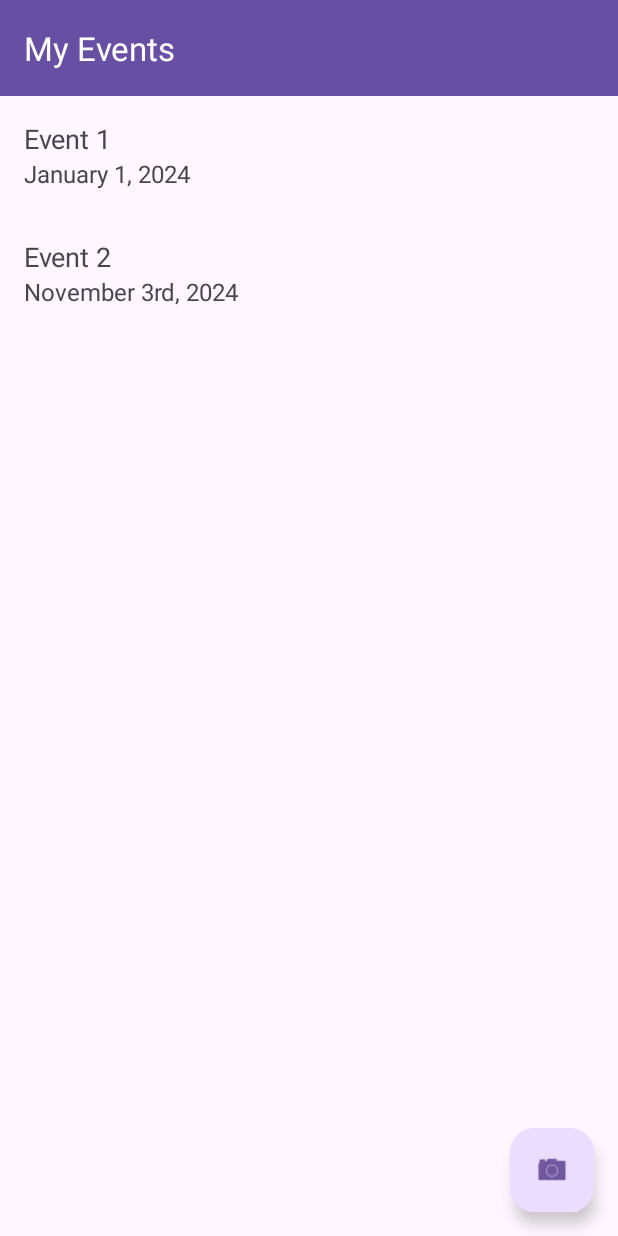
After one commit to CMPUT301W24T57/holos-Project, an Android app: the AttendeeDashboardActivity screen opened directly, with no data from a screen before it, on a phone screen of 412 x 824 dp. The commit adds this screen. Run offline under Robolectric (Android 15) with nearby library versions, the phone set to English and light mode, and no system bars.

Commit message:
Attendee Dashboard + Documentation
Created a VERY BASIC version of the attendee dashboard, as well as added documentation to the top of each java file.

```diff
--- a/HolosProject/app/src/main/AndroidManifest.xml
+++ b/HolosProject/app/src/main/AndroidManifest.xml
@@ -25,9 +25,12 @@
                 <category android:name="android.intent.category.LAUNCHER" />
             </intent-filter>
         </activity>
-
         <!-- Declare FirstTimeProfileCreationActivity -->
         <activity android:name=".FirstTimeProfileCreationActivity" >
+        </activity>
+
+        <!-- Declare AttendeeDashboardActivity -->
+        <activity android:name=".AttendeeDashboardActivity" >
         </activity>
 
 
--- /dev/null
+++ b/HolosProject/app/src/main/java/com/example/holosproject/AttendeeDashboardActivity.java
@@ -0,0 +1,49 @@
+package com.example.holosproject;
+
+import android.os.Bundle;
+
+import androidx.annotation.Nullable;
+import androidx.appcompat.app.AppCompatActivity;
+import androidx.recyclerview.widget.LinearLayoutManager;
+import androidx.recyclerview.widget.RecyclerView;
+
+import java.util.ArrayList;
+import java.util.List;
+
+/**
+ * FileName: AttendeeDashboardActivity
+ * Description: This is the logic for the AttendeeDashboard activity. It contains the logic for displaying the RecyclerView, which is the current implemented view for the
+ * list of events. This is where the click listeners for the different sections of this screen will go. (The QR Code, Each Event, the Hamburger pop out menu, etc.)
+
+ * Associated with the item_attendee_dashboard.xml layout, and the activity_attendee_dashboard.xml layout.
+ **/
+
+public class AttendeeDashboardActivity extends AppCompatActivity {
+
+    // Using a RecyclerView to display all of the Events our user is currently enrolled in
+    private RecyclerView eventsRecyclerView;
+    private AttendeeDashboardEventsAdapter eventsAdapter;
+    private List<Event> eventList = new ArrayList<>(); // This is the data source
+
+    @Override
+    protected void onCreate(@Nullable Bundle savedInstanceState) {
+        super.onCreate(savedInstanceState);
+        setContentView(R.layout.activity_attendee_dashboard);
+
+        // Sample data
+        eventList.add(new Event("Event 1", "January 1, 2024"));
+        eventList.add(new Event("Event 2", "November 3rd, 2024"));
+
+        // Setting up the RecyclerView
+        // Most of the code for this is found within the AttendeeDashboardEventsActivity file
+        eventsRecyclerView = findViewById(R.id.eventsRecyclerView);
+        eventsRecyclerView.setLayoutManager(new LinearLayoutManager(this));
+        eventsAdapter = new AttendeeDashboardEventsAdapter(eventList);
+        eventsRecyclerView.setAdapter(eventsAdapter);
+
+    }
+
+    // TODO: Create click listener for QR Code Button, change the icon to a QR code instead of a camera.
+
+    // TODO: Create the Hamburger Menu pop out on the top right (refer to UI Mockups)
+}
--- /dev/null
+++ b/HolosProject/app/src/main/java/com/example/holosproject/AttendeeDashboardEventsAdapter.java
@@ -0,0 +1,58 @@
+package com.example.holosproject;
+
+import android.view.LayoutInflater;
+import android.view.View;
+import android.view.ViewGroup;
+import android.widget.TextView;
+
+import androidx.annotation.NonNull;
+import androidx.recyclerview.widget.RecyclerView;
+
+import java.util.List;
+
+/**
+ * FileName: AttendeeDashboardEventsAdapter
+ * Description: This is the adapter for the RecyclerView that we use to display Events within the Attendee Dashboard. It will display all events the User is currently enrolled in.
+ * To be honest, I don't understand how most of it works myself, i copied most of the logic from when I used it for the solo project.
+ *  RecyclerView is nice because we can customize it lots, but its a bit of a pain to set up. Luckily I already did that :)
+
+ * Associated with the tem_attendee_dashboard.xml layout.
+ **/
+
+public class AttendeeDashboardEventsAdapter extends RecyclerView.Adapter<AttendeeDashboardEventsAdapter.EventViewHolder>  {
+    private List<Event> eventList;
+
+    public AttendeeDashboardEventsAdapter(List<Event> eventList) {
+        this.eventList = eventList;
+    }
+
+    @NonNull
+    @Override
+    public EventViewHolder onCreateViewHolder(ViewGroup parent, int viewType) {
+        View view = LayoutInflater.from(parent.getContext()).inflate(R.layout.item_attendee_dashboard_event, parent, false);
+        return new EventViewHolder(view);
+    }
+
+    @Override
+    public void onBindViewHolder(EventViewHolder holder, int position) {
+        Event event = eventList.get(position);
+        holder.textViewEventName.setText(event.getName());
+        holder.textViewEventDate.setText(event.getDate());
+    }
+
+    @Override
+    public int getItemCount() {
+        return eventList.size();
+    }
+
+    static class EventViewHolder extends RecyclerView.ViewHolder {
+        TextView textViewEventName;
+        TextView textViewEventDate;
+
+        EventViewHolder(View itemView) {
+            super(itemView);
+            textViewEventName = itemView.findViewById(R.id.textViewEventName);
+            textViewEventDate = itemView.findViewById(R.id.textViewEventDate);
+        }
+    }
+}
--- /dev/null
+++ b/HolosProject/app/src/main/java/com/example/holosproject/Event.java
@@ -0,0 +1,32 @@
+package com.example.holosproject;
+
+/**
+ * FileName: Event
+ * Description: This is the Event Class. Currently has a very basic implementation. Currently Dates and Names for events are stored as strings.
+ **/
+
+public class Event {
+    private String name;
+    private String date;
+
+    public Event(String name, String date) {
+        this.name = name;
+        this.date = date;
+    }
+
+    public String getName() {
+        return name;
+    }
+
+    public String getDate() {
+        return date;
+    }
+
+    public void setName(String name){
+        this.name = name;
+    }
+
+    public void setDate(String date){
+        this.date = date;
+    }
+}
--- a/HolosProject/app/src/main/java/com/example/holosproject/FirstTimeProfileCreationActivity.java
+++ b/HolosProject/app/src/main/java/com/example/holosproject/FirstTimeProfileCreationActivity.java
@@ -1,6 +1,7 @@
 package com.example.holosproject;
 
 import android.annotation.SuppressLint;
+import android.content.Intent;
 import android.os.Bundle;
 import android.util.Log;
 import android.view.View;
@@ -22,6 +23,14 @@ import com.google.firebase.firestore.FirebaseFirestore;
 
 import java.util.HashMap;
 import java.util.Map;
+
+/**
+ * FileName: FirstTimeProfileCreationActivity
+ * Description: This is the activity that is shown after a user selects their role, prompting them to create a profile by entering their information.
+ *  If the user fills in all the fields, we will try to add the data to firebase. If it gets added, we move to the Attendee Dashboard. Otherwise stay on this page.
+
+ *  Associated with the activity_first_time_profile_creation.xml layout.
+ **/
 
 public class FirstTimeProfileCreationActivity extends AppCompatActivity {
     // This activity is shown during the first runtime of the app. If a user initially selects "Attendee", then this
@@ -100,6 +109,10 @@ public class FirstTimeProfileCreationActivity extends AppCompatActivity {
                     public void onSuccess(DocumentReference documentReference) {
                         // Handles the successful addition of the profile, can now navigate to another activity
                         Toast.makeText(FirstTimeProfileCreationActivity.this, "Profile Created", Toast.LENGTH_SHORT).show();
+
+                        // Start the AttendeeDashboardActivity
+                        Intent intent = new Intent(FirstTimeProfileCreationActivity.this, AttendeeDashboardActivity.class);
+                        startActivity(intent);
                     }
                 })
                 .addOnFailureListener(new OnFailureListener() {
--- /dev/null
+++ b/HolosProject/app/src/main/res/layout/activity_attendee_dashboard.xml
@@ -0,0 +1,33 @@
+<?xml version="1.0" encoding="utf-8"?>
+<androidx.coordinatorlayout.widget.CoordinatorLayout xmlns:android="http://schemas.android.com/apk/res/android"
+    xmlns:app="http://schemas.android.com/apk/res-auto"
+    xmlns:tools="http://schemas.android.com/tools"
+    android:layout_width="match_parent"
+    android:layout_height="match_parent"
+    tools:context=".AttendeeDashboardActivity">
+
+    <androidx.appcompat.widget.Toolbar
+        android:id="@+id/toolbar"
+        android:layout_width="match_parent"
+        android:layout_height="?attr/actionBarSize"
+        android:background="?attr/colorPrimary"
+        app:title="My Events"
+        app:titleTextColor="@android:color/white"
+        app:popupTheme="@style/ThemeOverlay.AppCompat.Light"/>
+
+    <androidx.recyclerview.widget.RecyclerView
+        android:id="@+id/eventsRecyclerView"
+        android:layout_width="match_parent"
+        android:layout_height="match_parent"
+        android:layout_marginTop="?attr/actionBarSize"/>
+
+    <com.google.android.material.floatingactionbutton.FloatingActionButton
+        android:id="@+id/fabQRCode"
+        android:layout_width="wrap_content"
+        android:layout_height="wrap_content"
+        android:layout_gravity="bottom|end"
+        android:layout_margin="16dp"
+        app:srcCompat="@android:drawable/ic_menu_camera"
+        android:contentDescription="Scan QR Code" />
+
+</androidx.coordinatorlayout.widget.CoordinatorLayout>
--- /dev/null
+++ b/HolosProject/app/src/main/res/layout/item_attendee_dashboard_event.xml
@@ -0,0 +1,21 @@
+<?xml version="1.0" encoding="utf-8"?>
+<LinearLayout xmlns:android="http://schemas.android.com/apk/res/android"
+    android:layout_width="match_parent"
+    android:layout_height="wrap_content"
+    android:orientation="vertical"
+    android:padding="16dp">
+
+    <TextView
+        android:id="@+id/textViewEventName"
+        android:layout_width="match_parent"
+        android:layout_height="wrap_content"
+        android:textSize="18sp"
+        android:text="Event Name"/>
+
+    <TextView
+        android:id="@+id/textViewEventDate"
+        android:layout_width="match_parent"
+        android:layout_height="wrap_content"
+        android:textSize="16sp"
+        android:text="Event Date"/>
+</LinearLayout>
```
Also changed, not shown: HolosProject/app/src/main/java/com/example/holosproject/IntroActivity.java (+8 -0 lines), HolosProject/app/src/main/java/com/example/holosproject/MainActivity.java (+7 -0 lines).
